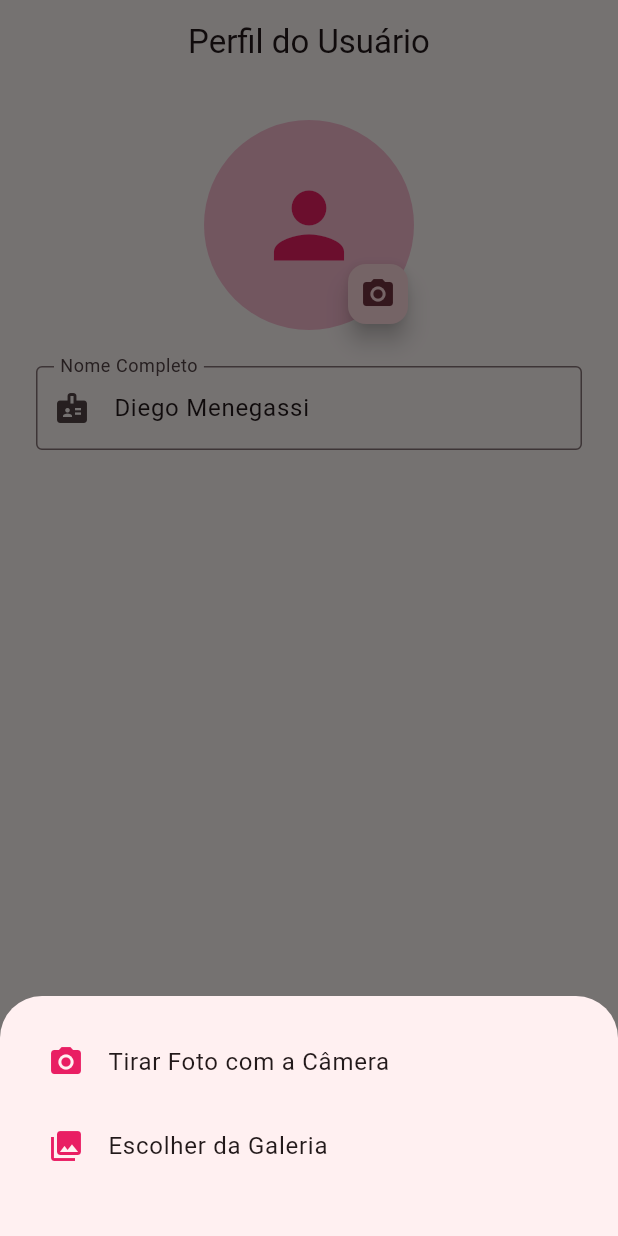
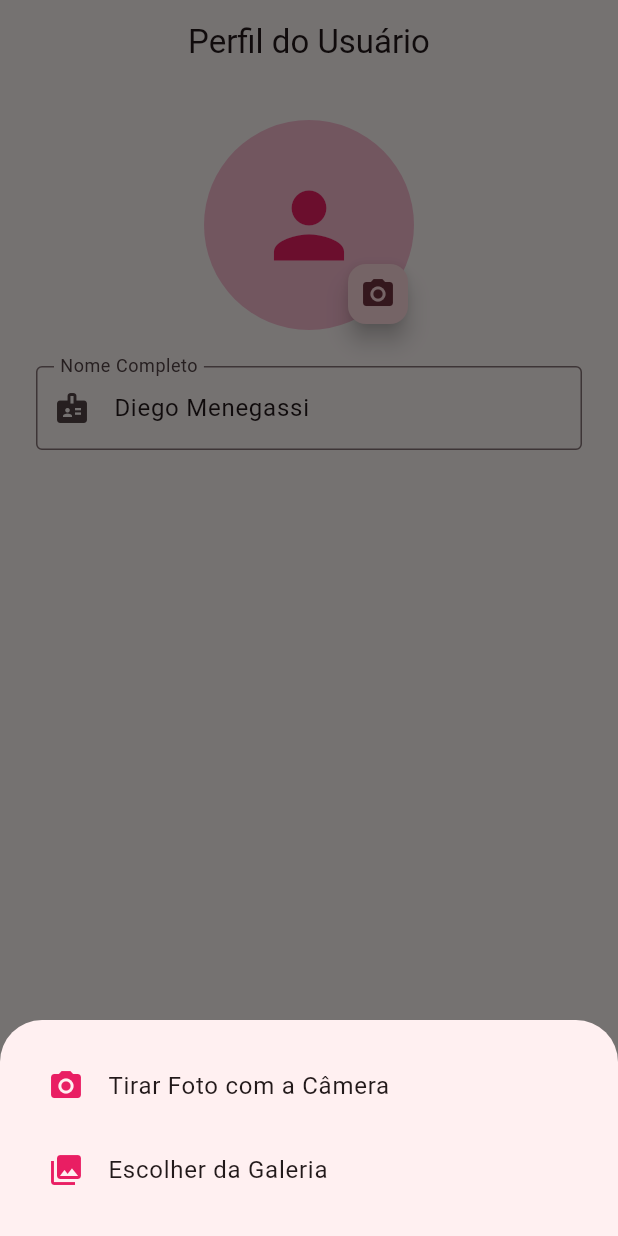
Before and after one commit to Vinicius-Santos234/exercicio_aula15_camera_galeria, a Flutter app: the screen it shows after launch, after a tap on the "camera alt" icon, on a phone screen of 412 x 824 dp. Run offline on Flutter 3.47's test engine with Material 3 defaults, Android fonts, the phone set to English and light mode, and no system bars; our stand-ins replace image_picker.

Commit message:
feat: adiciona opcao Remover Foto no ModalBottomSheet que restaura o avatar padrao (Desafio Basico)

```diff
--- a/lib/screens/perfil_screen.dart
+++ b/lib/screens/perfil_screen.dart
@@ -32,10 +32,13 @@ class _PerfilScreenState extends State<PerfilScreen> {
   void _exibirOpcoesMidia() {
     showModalBottomSheet(
       context: context,
-      builder: (context) => Container(
+      // A altura fixa de 160 do roteiro só comporta duas opções. Com a
+      // terceira (Remover Foto), a coluna passa a ocupar só o necessário.
+      builder: (context) => SafeArea(
+        child: Padding(
           padding: const EdgeInsets.all(16),
-        height: 160,
           child: Column(
+            mainAxisSize: MainAxisSize.min,
             children: [
               ListTile(
                 // O roteiro usa Colors.rose, que não existe no Flutter (erro de
@@ -49,9 +52,27 @@ class _PerfilScreenState extends State<PerfilScreen> {
                 title: const Text('Escolher da Galeria'),
                 onTap: () => _capturarImagem(false),
               ),
+              // Desafio Básico: só aparece quando há uma foto para remover
+              if (_imagemPerfil != null)
+                ListTile(
+                  leading: const Icon(Icons.delete_outline, color: Colors.red),
+                  title: const Text('Remover Foto'),
+                  onTap: _removerFoto,
+                ),
             ],
           ),
         ),
+      ),
+    );
+  }
+
+  void _removerFoto() {
+    Navigator.pop(context);
+    setState(() {
+      _imagemPerfil = null;
+    });
+    ScaffoldMessenger.of(context).showSnackBar(
+      const SnackBar(content: Text('Foto removida. Avatar padrão restaurado.')),
     );
   }
 
```
Lines whose indentation alone changed are shown as unchanged.
